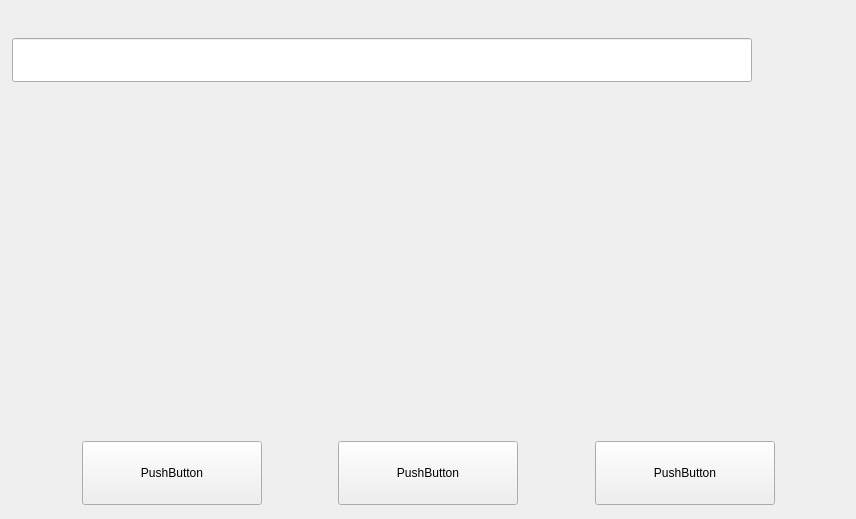
First picture: the form in sVanilla/src/ClientUi/MainWindow/MainWindow.ui, repository WangPengZhan/sVanilla, before the edit.
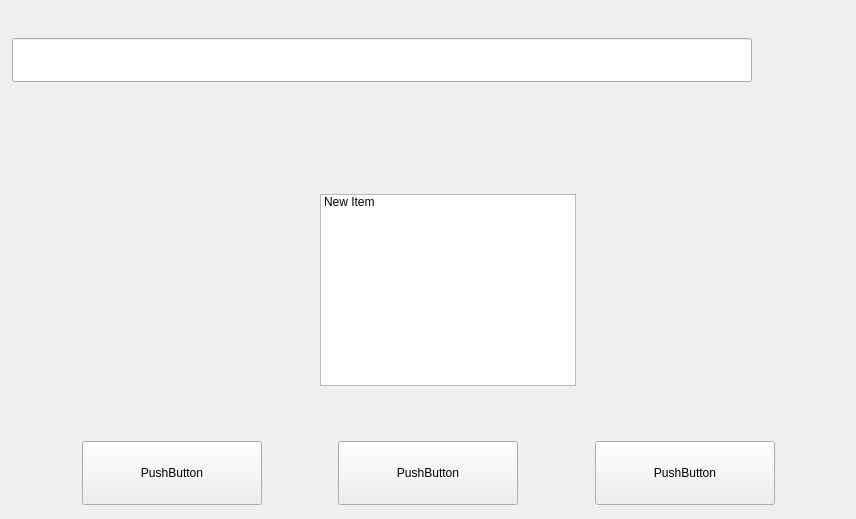
Second picture: the form after the edit. Icons and pictures are not drawn. Custom widgets are drawn as their Qt base class.

Patch:
```diff
--- a/sVanilla/src/ClientUi/MainWindow/MainWindow.ui
+++ b/sVanilla/src/ClientUi/MainWindow/MainWindow.ui
@@ -143,7 +143,27 @@
      </widget>
     </item>
     <item row="2" column="0">
-     <widget class="QWidget" name="widgetContext" native="true"/>
+     <widget class="QWidget" name="widgetContext" native="true">
+      <widget class="QListWidget" name="listWidget">
+       <property name="geometry">
+        <rect>
+         <x>320</x>
+         <y>110</y>
+         <width>256</width>
+         <height>192</height>
+        </rect>
+       </property>
+       <item>
+        <property name="text">
+         <string>New Item</string>
+        </property>
+        <property name="icon">
+         <iconset resource="../../../resource/sVanilla.qrc">
+          <normaloff>:/icon/account.svg</normaloff>:/icon/account.svg</iconset>
+        </property>
+       </item>
+      </widget>
+     </widget>
     </item>
     <item row="3" column="0">
      <widget class="QWidget" name="widgetButtom" native="true">
```
Left out of the diff: 2 changed lines with no effect on the pictures.
